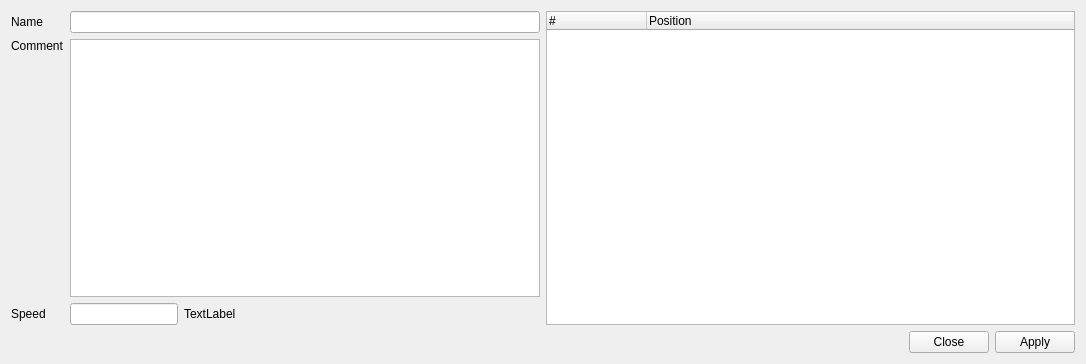
Old version of the form src/IOverlayDistanceEditWidget.ui in the repository ntruchsess/QLandkarteGT.
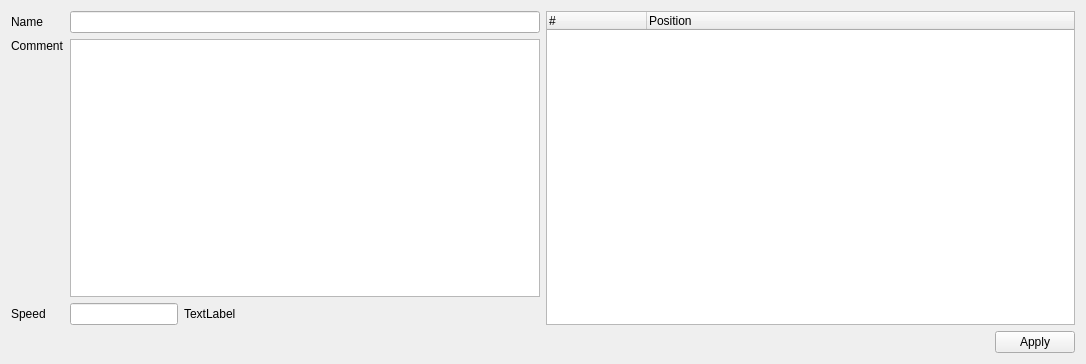
New version of the form.

Patch:
```diff
--- a/src/IOverlayDistanceEditWidget.ui
+++ b/src/IOverlayDistanceEditWidget.ui
@@ -115,7 +115,7 @@
    <item>
     <widget class="QDialogButtonBox" name="buttonBox">
      <property name="standardButtons">
-      <set>QDialogButtonBox::Apply|QDialogButtonBox::Close</set>
+      <set>QDialogButtonBox::Apply</set>
      </property>
     </widget>
    </item>
```
Left out of the diff: 3 changed lines with no effect on the pictures.
